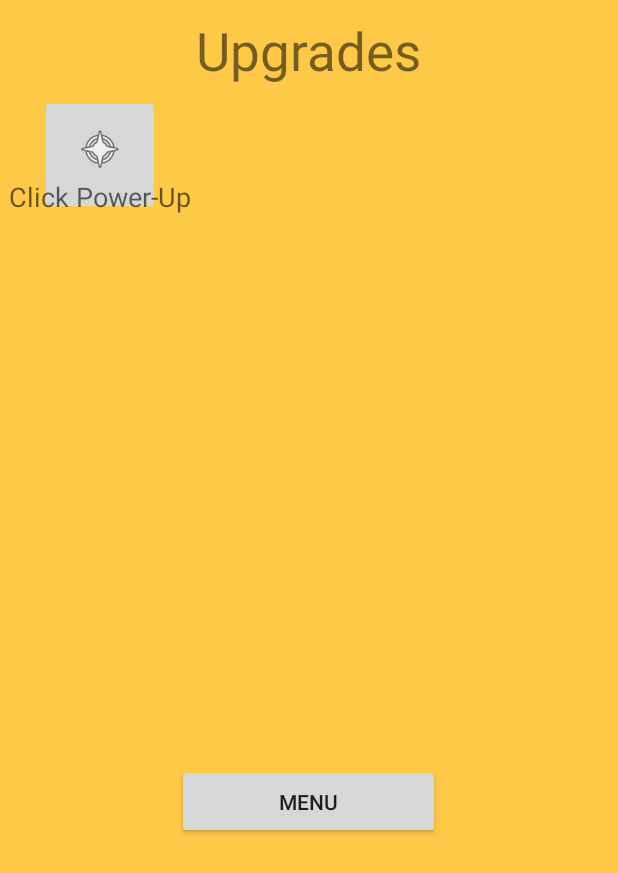
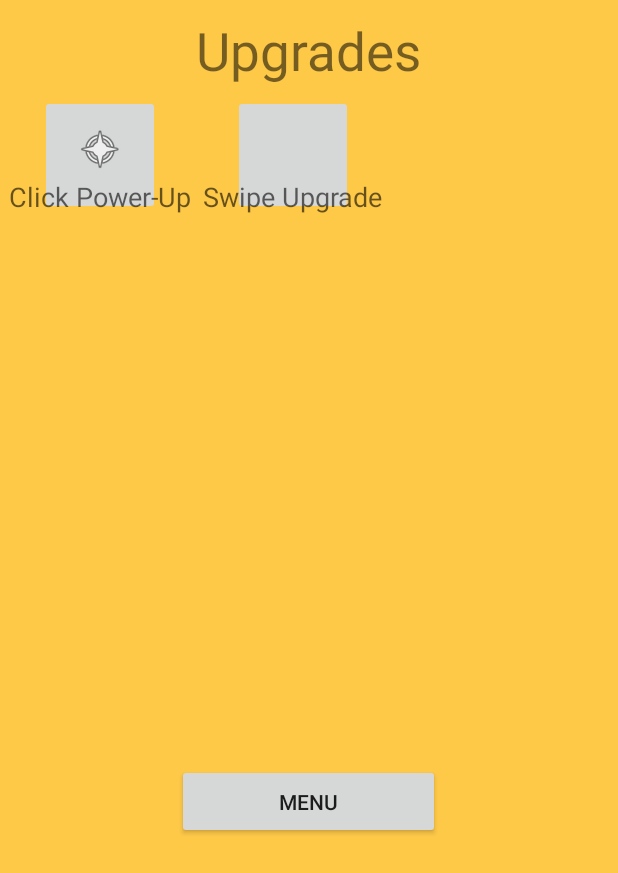
Before and after one commit to Turtle-Hero/IndividualGame, an Android app: the UpgradesShop screen opened directly, with no data from a screen before it, on a phone screen of 412 x 824 dp. Shown: the top 873 px of the screen. Run offline under Robolectric (Android 15) with nearby library versions, the phone set to English and light mode, and no system bars.

Commit message:
swipe upgrade

```diff
--- a/app/src/main/java/trevorwarner/individualgame/UpgradesShop.java
+++ b/app/src/main/java/trevorwarner/individualgame/UpgradesShop.java
@@ -9,7 +9,6 @@ import android.view.Menu;
 import android.view.View;
 import android.widget.Button;
 import android.widget.ImageButton;
-import android.widget.TextView;
 
 /**
  * Created by the_guz on 4/24/15.
@@ -22,6 +21,9 @@ public class UpgradesShop extends ActionBarActivity {
     ImageButton clickPowerButton;
     Boolean clickPower = false;
     ActionBar actionbar;
+
+    ImageButton swipeUpgradeButton;
+    boolean swipeUpgradeEnabled = false;
 
     @Override
     protected void onCreate(Bundle savedInstanceState) {
@@ -40,6 +42,10 @@ public class UpgradesShop extends ActionBarActivity {
         clickPowerButton = (ImageButton) findViewById(R.id.clickUpgrade);
         clickPowerButton.setOnClickListener(clickPowerListner);
 
+        swipeUpgradeButton = (ImageButton) findViewById(R.id.swipeUpgrade);
+        swipeUpgradeButton.setOnClickListener(swipeUpgradeListener);
+
+
     }
 
     View.OnClickListener menuListener = new View.OnClickListener() {
@@ -57,9 +63,18 @@ public class UpgradesShop extends ActionBarActivity {
         }
     };
 
+    View.OnClickListener swipeUpgradeListener = new View.OnClickListener() {
+        @Override
+        public void onClick(View v) {
+            swipeUpgradeEnabled = true;
+            saveChanges();
+        }
+    };
+
     public void saveChanges() {
         //commits changes to shared preferences
         editor.putBoolean("clickPowerBoolean", clickPower);
+        editor.putBoolean("swipePowerBoolean", swipeUpgradeEnabled);
         editor.commit();
     }
 
--- a/app/src/main/res/layout/activity_upgrades_menu.xml
+++ b/app/src/main/res/layout/activity_upgrades_menu.xml
@@ -42,6 +42,23 @@
             android:layout_gravity="center_horizontal|bottom"
             android:text="Click Power-Up" />
 
+        <ImageButton
+            android:layout_width="80dp"
+            android:layout_height="80dp"
+            android:id="@+id/swipeUpgrade"
+            android:layout_gravity="center_horizontal|top"
+            android:paddingTop="2dp" />
+
+        <TextView
+            android:layout_width="wrap_content"
+            android:layout_height="wrap_content"
+            android:textAppearance="?android:attr/textAppearanceMedium"
+            android:text="Swipe Upgrade"
+            android:id="@+id/textView2"
+            android:layout_row="0"
+            android:layout_gravity="center_horizontal|bottom"
+            android:layout_column="1" />
+
     </GridLayout>
 
     <RelativeLayout
```
Also changed, not shown: app/src/main/java/trevorwarner/individualgame/PlayActivity.java (+85 -15 lines), app/src/main/java/trevorwarner/individualgame/Upgrades.java (+21 -2 lines), 2 other files.
